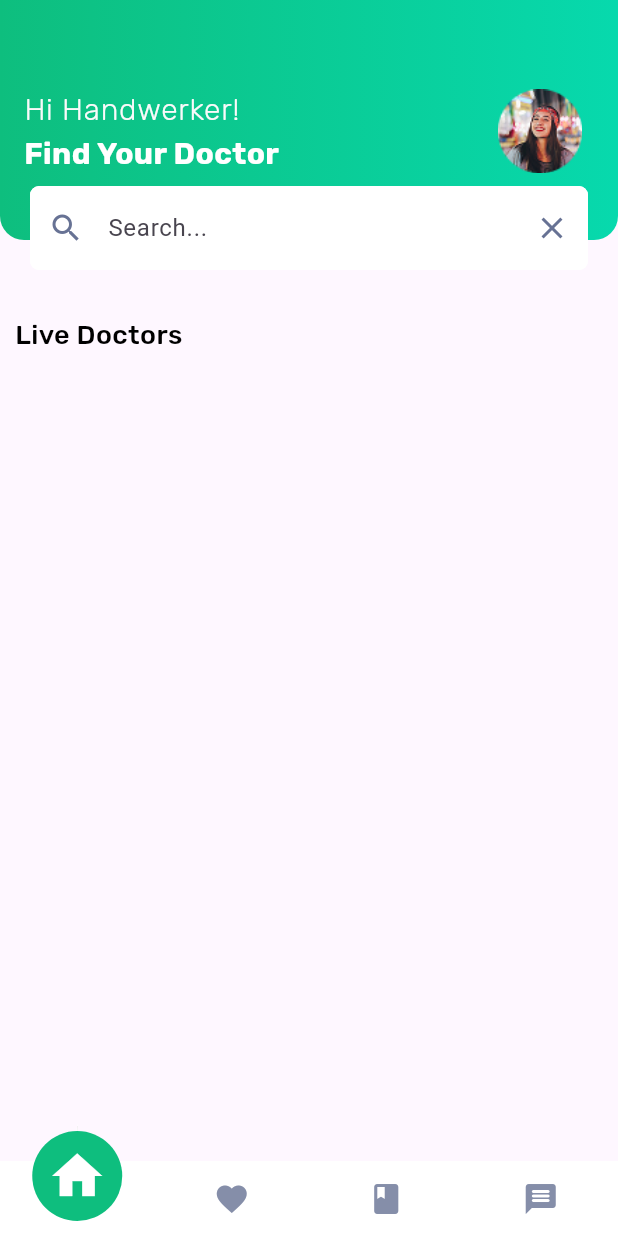
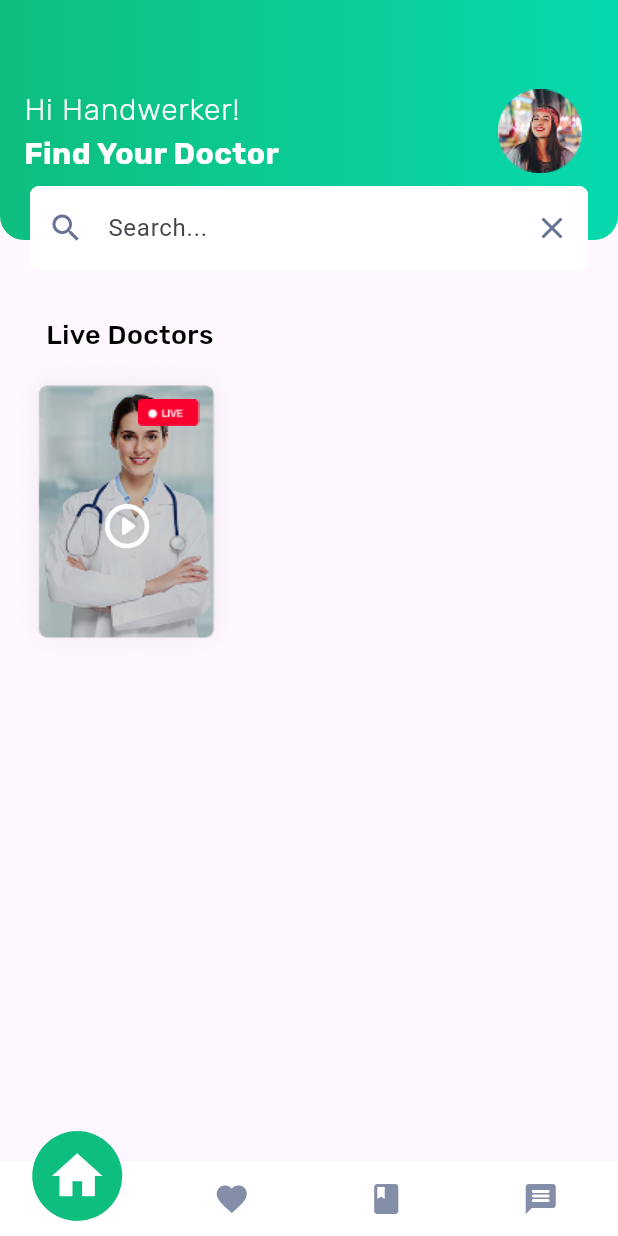
Before and after one commit to mano299/DoctorApp, a Flutter app: the screen it shows after launch, after a tap on "Get Started", on a phone screen of 412 x 824 dp. Run offline on Flutter 3.47's test engine with Material 3 defaults, Android fonts, the phone set to English and light mode, and no system bars; drawn by our look-alikes of convex_bottom_bar; our stand-ins replace flutter_svg.

Commit message:
add live doctor item

```diff
--- a/lib/core/utils/app_images.dart
+++ b/lib/core/utils/app_images.dart
@@ -5,6 +5,14 @@ class Assets {
   /// Assets for assetsImagesAppBarPhoto
   /// assets/images/app_bar_photo.png
   static const String assetsImagesAppBarPhoto = "assets/images/app_bar_photo.png";
+
+  /// Assets for assetsImagesDoctorPhoto
+  /// assets/images/doctor_photo.png
+  static const String assetsImagesDoctorPhoto = "assets/images/doctor_photo.png";
+
+  /// Assets for assetsImagesLiveRectangle
+  /// assets/images/live_rectangle.png
+  static const String assetsImagesLiveRectangle = "assets/images/live_rectangle.png";
 
   /// Assets for assetsImagesOnBoardingBg
   /// assets/images/on_boarding_bg.png
@@ -22,6 +30,10 @@ class Assets {
   /// assets/images/on_boarding_photo3.png
   static const String assetsImagesOnBoardingPhoto3 = "assets/images/on_boarding_photo3.png";
 
+  /// Assets for assetsImagesPlayLiveIcon
+  /// assets/images/play_live_icon.png
+  static const String assetsImagesPlayLiveIcon = "assets/images/play_live_icon.svg";
+
   /// Assets for assetsImagesSplashBg
   /// assets/images/splash_bg.png
   static const String assetsImagesSplashBg = "assets/images/splash_bg.png";
--- a/lib/features/home/presentation/widgets/home_view_body.dart
+++ b/lib/features/home/presentation/widgets/home_view_body.dart
@@ -4,6 +4,7 @@ import 'package:flutter/material.dart';
 
 import 'custom_app_bar.dart';
 import 'custom_text_field.dart';
+import 'live_item.dart';
 
 class HomeViewBody extends StatelessWidget {
   const HomeViewBody({super.key});
@@ -43,6 +44,7 @@ class HomeViewBody extends StatelessWidget {
                 'Live Doctors',
                 style: AppStyles.styleMedium18.copyWith(color: Colors.black),
               ),
+              LiveItem(),
             ],
           ),
         )
--- /dev/null
+++ b/lib/features/home/presentation/widgets/live_item.dart
@@ -0,0 +1,31 @@
+import 'package:doctor_app/core/utils/app_images.dart';
+import 'package:flutter/material.dart';
+import 'package:flutter_svg/flutter_svg.dart';
+
+class LiveItem extends StatelessWidget {
+  const LiveItem({super.key});
+
+  @override
+  Widget build(BuildContext context) {
+    return Container(
+      decoration: BoxDecoration(
+        borderRadius: BorderRadius.circular(6),
+      ),
+      child: Stack(
+        children: [
+          Image.asset(Assets.assetsImagesDoctorPhoto),
+          Positioned(
+            right: 30,
+            top: 30,
+            child: Image.asset(Assets.assetsImagesLiveRectangle),
+          ),
+          Positioned(
+            top: 100,
+            left: 60,
+            child: SvgPicture.asset(Assets.assetsImagesPlayLiveIcon),
+          ),
+        ],
+      ),
+    );
+  }
+}
--- a/lib/features/on_boarding/presentation/widgets/button_section.dart
+++ b/lib/features/on_boarding/presentation/widgets/button_section.dart
@@ -22,26 +22,23 @@ class ButtonSection extends StatelessWidget {
             width: double.infinity,
             height: 54,
             child: ElevatedButton(
-              onPressed: () {},
+              onPressed: () {
+                Navigator.push(
+                  context,
+                  MaterialPageRoute(
+                    builder: (context) => HomeView(),
+                  ),
+                );
+              },
               style: ElevatedButton.styleFrom(
                   backgroundColor: Color(0xff0EBE7F),
                   shape: RoundedRectangleBorder(
                       borderRadius: BorderRadius.circular(10))),
               child: Padding(
                 padding: const EdgeInsets.symmetric(vertical: 13.0),
-                child: GestureDetector(
-                  onTap: () {
-                    Navigator.push(
-                      context,
-                      MaterialPageRoute(
-                        builder: (context) => HomeView(),
-                      ),
-                    );
-                  },
-                  child: Text(
-                    'Get Started',
-                    style: AppStyles.styleMedium18,
-                  ),
+                child: Text(
+                  'Get Started',
+                  style: AppStyles.styleMedium18,
                 ),
               ),
             ),
```
Also changed, not shown: assets/images/doctor_photo.png (added), assets/images/live_rectangle.png (added), assets/images/play_live_icon.png (added), assets/images/play_live_icon.svg (added).
